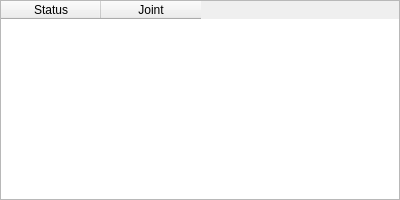
Above: vigir_ocs_log_sbar/src/miniJoint.ui from team-vigir/vigir_ocs_common before the change. Below: the same form after it.
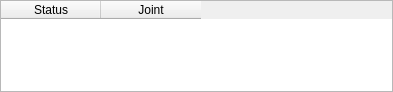
That is the form after the change.

What changed in the file:
```diff
--- a/vigir_ocs_log_sbar/src/miniJoint.ui
+++ b/vigir_ocs_log_sbar/src/miniJoint.ui
@@ -6,8 +6,8 @@
    <rect>
     <x>0</x>
     <y>0</y>
-    <width>400</width>
-    <height>200</height>
+    <width>393</width>
+    <height>92</height>
    </rect>
   </property>
   <property name="sizePolicy">
```
Left out of the diff: 2 changed lines with no effect on the pictures.
